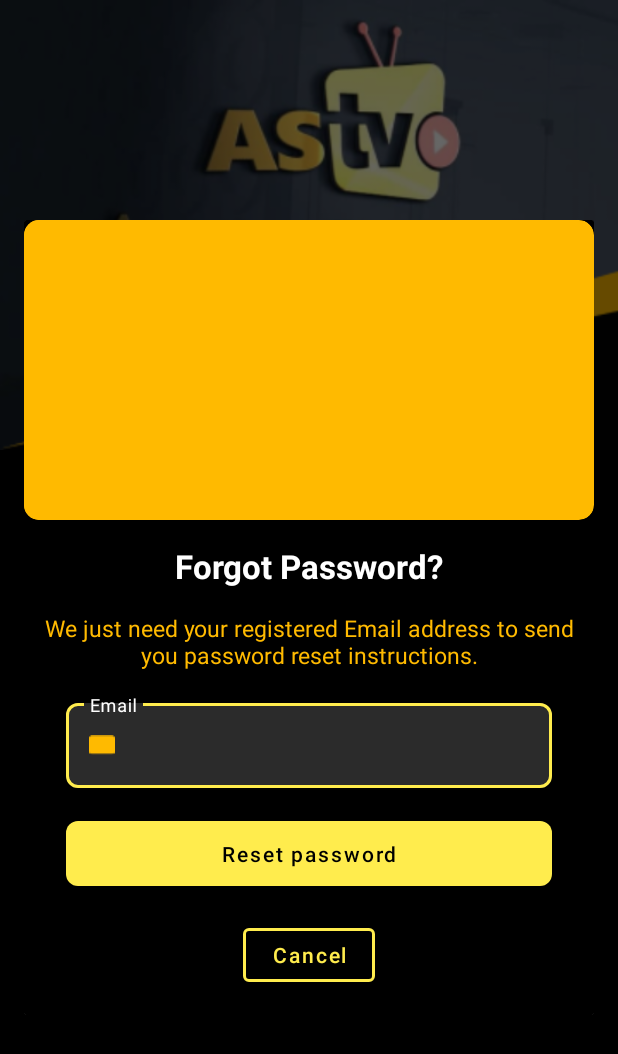
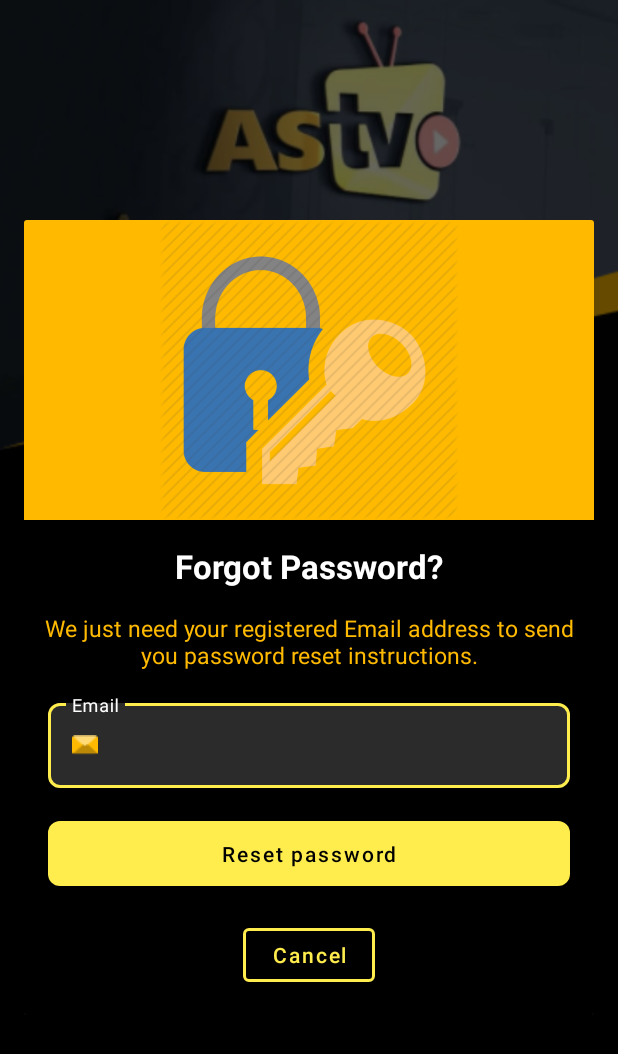
Before and after one commit to Dablaze-ufc/AmakaSamTV, an Android app: the screen it shows after launch (MainActivity), after a tap on "Forgot your password?", on a phone screen of 412 x 824 dp. Shown: the top 1054 px of the screen. Run offline under Robolectric (Android 15) with nearby library versions, the phone set to English and light mode, and no system bars; our stand-ins replace Firebase (no records; nobody signed in at launch, a user with empty details on screens opened directly), Timber; 2 other taps on this screen came first.

Commit message:
solved the errors

```diff
--- a/app/src/main/res/layout/forgot_password_fragment.xml
+++ b/app/src/main/res/layout/forgot_password_fragment.xml
@@ -1,7 +1,6 @@
 <ScrollView
     xmlns:android="http://schemas.android.com/apk/res/android"
     xmlns:app="http://schemas.android.com/apk/res-auto"
-    xmlns:tools="http://schemas.android.com/tools"
     android:layout_width="match_parent"
     android:layout_height="match_parent"
     android:background="@color/colorBlack">
@@ -12,36 +11,17 @@
     android:layout_height="wrap_content"
     android:background="@color/colorBlack">
 
-    <com.google.android.material.card.MaterialCardView
-        android:id="@+id/materialCardView"
-        android:layout_width="match_parent"
+
+    <ImageView
+        android:id="@+id/imageViewPasswordForgot"
+        android:layout_width="0dp"
         android:layout_height="200dp"
-        app:cardBackgroundColor="@color/colorAccent"
-        app:cardCornerRadius="10dp"
+        android:background="@color/colorAccent"
+        android:src="@drawable/forgot_password_icon"
         app:layout_constraintEnd_toEndOf="parent"
         app:layout_constraintStart_toStartOf="parent"
-        app:layout_constraintTop_toTopOf="parent">
+        app:layout_constraintTop_toTopOf="parent" />
 
-        <androidx.constraintlayout.widget.ConstraintLayout
-            android:layout_width="match_parent"
-            android:layout_height="wrap_content"
-            android:background="@color/colorAccent">
-
-            <ImageView
-                android:id="@+id/imageViewPasswordForgot"
-                android:layout_width="0dp"
-                android:layout_height="wrap_content"
-                android:layout_marginStart="16dp"
-                android:src="@drawable/forgot_password_icon"
-                app:layout_constraintBottom_toBottomOf="parent"
-                app:layout_constraintEnd_toEndOf="parent"
-                app:layout_constraintStart_toStartOf="parent"
-                app:layout_constraintTop_toTopOf="parent" />
-
-        </androidx.constraintlayout.widget.ConstraintLayout>
-
-
-    </com.google.android.material.card.MaterialCardView>
 
     <TextView
         android:id="@+id/textView"
@@ -52,9 +32,9 @@
         android:textColor="@color/colorWhite"
         android:textSize="@dimen/twentyTwo"
         android:textStyle="bold"
-        app:layout_constraintEnd_toEndOf="@+id/materialCardView"
-        app:layout_constraintStart_toStartOf="@+id/materialCardView"
-        app:layout_constraintTop_toBottomOf="@+id/materialCardView" />
+        app:layout_constraintEnd_toEndOf="@+id/imageViewPasswordForgot"
+        app:layout_constraintStart_toStartOf="@+id/imageViewPasswordForgot"
+        app:layout_constraintTop_toBottomOf="@+id/imageViewPasswordForgot" />
 
     <TextView
         android:id="@+id/textViewLongQuestion"
@@ -76,9 +56,9 @@
         style="@style/Widget.MaterialComponents.TextInputLayout.OutlinedBox"
         android:layout_width="0dp"
         android:layout_height="wrap_content"
-        android:layout_marginStart="28dp"
+        android:layout_marginStart="16dp"
         android:layout_marginTop="16dp"
-        android:layout_marginEnd="28dp"
+        android:layout_marginEnd="16dp"
         android:textColorHint="@color/colorWhite"
         app:boxBackgroundColor="@color/colorBox"
         app:boxBackgroundMode="outline"
@@ -91,13 +71,13 @@
         app:hintTextColor="@color/colorWhite"
         app:layout_constraintEnd_toEndOf="@+id/textViewLongQuestion"
         app:layout_constraintStart_toStartOf="parent"
-        app:layout_constraintTop_toBottomOf="@+id/textViewLongQuestion"
-        app:startIconDrawable="@drawable/icon_email"
-        app:startIconTint="@color/colorAccent">
+        app:layout_constraintTop_toBottomOf="@+id/textViewLongQuestion">
 
         <com.google.android.material.textfield.TextInputEditText
             android:layout_width="match_parent"
             android:layout_height="wrap_content"
+            android:drawableStart="@drawable/icon_email"
+            android:drawablePadding="8dp"
             android:hint="@string/email"
             android:inputType="textEmailAddress"
             android:textColor="@color/colorWhite" />
```
